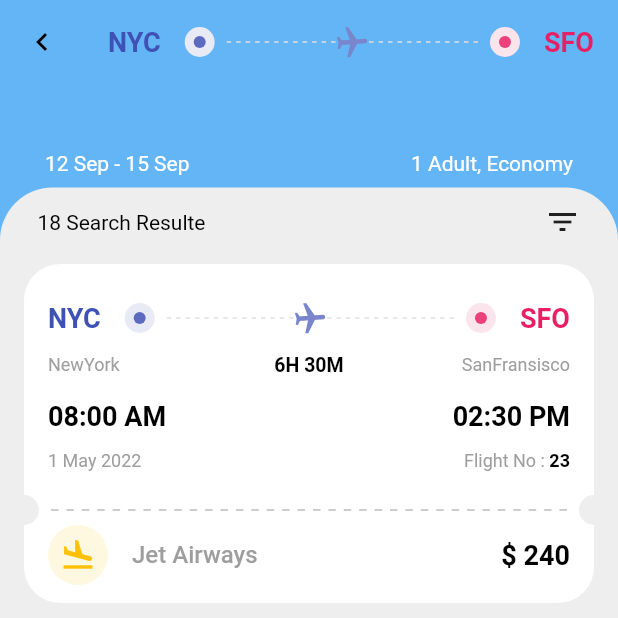
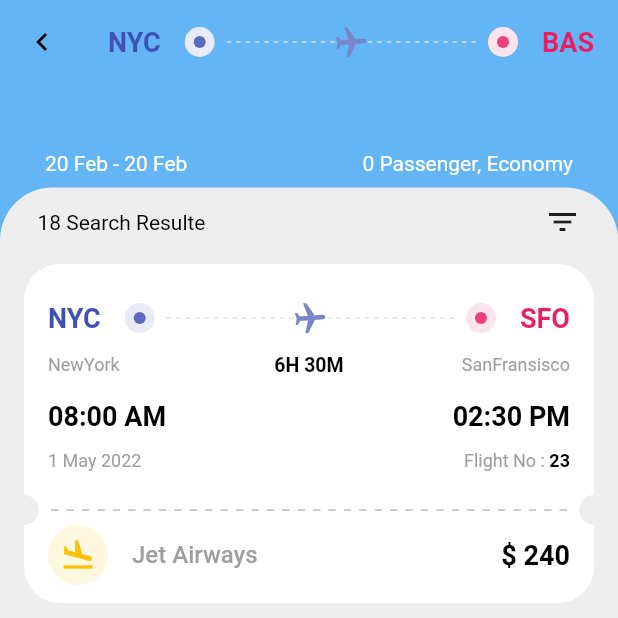
Before and after one commit to zinon-software/DBCargo, a Flutter app: the HomeTripsView screen opened directly, after a tap on "Search Flights", on a phone screen of 412 x 824 dp, the top half of it. Run offline on Flutter 3.47's test engine with Material 2 defaults, Android fonts, the phone set to English and light mode, and no system bars; our stand-ins replace carousel_slider, font_awesome_flutter, get, google_fonts.

Commit message:
month name

```diff
--- a/lib/src/controllers/searsh_controller.dart
+++ b/lib/src/controllers/searsh_controller.dart
@@ -1,11 +1,16 @@
 import 'dart:developer';
 
 import 'package:dpcargo/src/models/airport_model.dart';
+import 'package:flutter/cupertino.dart';
+import 'package:flutter/material.dart';
+import 'package:font_awesome_flutter/font_awesome_flutter.dart';
 import 'package:get/get.dart';
 
 import '../models/category.dart';
 
 class SearshController extends GetxController {
+
+  //Passinger
   RxInt _travellers = 0.obs;
 
   RxInt _adult = 0.obs;
@@ -52,6 +57,7 @@ class SearshController extends GetxController {
   }
 
   // Airport
+
   Rx<AirportModel> _arrivalAirport =
       AirportModel(name: "BAS", city: "Mumbai").obs;
   Rx<AirportModel> _departureAirport =
@@ -96,4 +102,41 @@ class SearshController extends GetxController {
   // flying date
 
   Rx<DateTime>? start = DateTime.now().obs, end = DateTime.now().obs;
+
+  // cabina class
+
+  Rx<CabinaClassModel> selectedCabinaClass = CabinaClassModel(
+    ID: 0,
+    name: 'Economy',
+    icon: Icons.chair_alt,
+  ).obs;
+
+  void updateCabinaClass(CabinaClassModel selected) {
+    selectedCabinaClass.value = selected;
+  }
+
+  RxList cabinaClass = [
+    CabinaClassModel(
+      ID: 0,
+      name: 'Economy',
+      icon: Icons.chair_alt,
+    ),
+    CabinaClassModel(
+      ID: 1,
+      name: 'Business',
+      icon: FontAwesomeIcons.chair,
+    ),
+    CabinaClassModel(
+      ID: 2,
+      name: 'First',
+      icon: Icons.chair,
+    ),
+  ].obs;
 }
+
+class CabinaClassModel {
+  String name;
+  IconData icon;
+  int ID;
+  CabinaClassModel({required this.ID, required this.name, required this.icon});
+}
--- a/lib/src/views/trips/home_trips/components/flying_class.dart
+++ b/lib/src/views/trips/home_trips/components/flying_class.dart
@@ -2,7 +2,6 @@ import 'package:flutter/material.dart';
 import 'package:font_awesome_flutter/font_awesome_flutter.dart';
 import 'package:get/get.dart';
 import '../../../../controllers/searsh_controller.dart';
-import '../../../widgets/catgeory_widget.dart';
 import '../../../widgets/text_widget.dart';
 
 class ClassCabina extends StatelessWidget {
@@ -16,28 +15,52 @@ class ClassCabina extends StatelessWidget {
       children: [
         textWidget(text: "Class"),
         const SizedBox(height: 8),
-        Row(
+        Obx(
+          () => Row(
             mainAxisAlignment: MainAxisAlignment.spaceBetween,
             children: [
-            const FaIcon(
-              FontAwesomeIcons.chair,
+              for (CabinaClassModel item in appState.cabinaClass)
+                GestureDetector(
+                  onTap: () {
+                    final isSelected =
+                        appState.selectedCabinaClass.value.ID == item.ID;
+                    if (!isSelected) {
+                      appState.updateCabinaClass(item);
+                    }
+                  },
+                  child: Row(
+                    children: [
+                      FaIcon(
+                        item.icon,
                         size: 20,
-              color: Colors.black26,
+                        color: item.ID == appState.selectedCabinaClass.value.ID
+                            ? Colors.black
+                            : Colors.black26,
                       ),
-            textWidget(text: "Economy", colors: Colors.black26),
+                      textWidget(
+                          text: item.name,
+                          colors:
+                              item.ID == appState.selectedCabinaClass.value.ID
+                                  ? Colors.black
+                                  : Colors.black26),
                       const SizedBox(width: 15),
-            const Icon(
-              Icons.chair_alt,
-              color: Colors.black,
+                    ],
                   ),
-            textWidget(text: "Business", colors: Colors.black),
-            const SizedBox(width: 15),
-            const Icon(
-              Icons.chair,
-              color: Colors.black26,
                 ),
-            textWidget(text: "First", colors: Colors.black26),
+              // const Icon(
+              //   item.icon,
+
+              //   color: Colors.black,
+              // ),
+              // textWidget(text: "Business", colors: Colors.black),
+              // const SizedBox(width: 15),
+              // const Icon(
+              //   item.icon,
+              //   color: Colors.black26,
+              // ),
+              // textWidget(text: "First", colors: Colors.black26),
             ],
+          ),
         ),
       ],
     );
--- a/lib/src/views/trips/tickets/flight_tickets_view.dart
+++ b/lib/src/views/trips/tickets/flight_tickets_view.dart
@@ -1,6 +1,8 @@
 import 'package:flutter/material.dart';
 import 'package:get/get.dart';
 
+import '../../../controllers/searsh_controller.dart';
+import '../../widgets/month_name.dart';
 import '../ticket_detail/ticket_detail_view.dart';
 
 class FlightTickets extends StatefulWidget {
@@ -11,13 +13,14 @@ class FlightTickets extends StatefulWidget {
 }
 
 class _FlightTicketsState extends State<FlightTickets> {
+  final SearshController appState = Get.find();
   @override
   Widget build(BuildContext context) {
     return Scaffold(
       extendBodyBehindAppBar: true,
       appBar: AppBar(
         elevation: 0,
-        backgroundColor: Color(0xFF64B5F6),
+        backgroundColor: const Color(0xFF64B5F6),
         leading: IconButton(
           icon: const Icon(
             Icons.chevron_left,
@@ -27,9 +30,9 @@ class _FlightTicketsState extends State<FlightTickets> {
         ),
         title: Row(
           children: <Widget>[
-            const Text(
-              "NYC",
-              style: TextStyle(
+            Text(
+              appState.getDepartureAirport.value.name,
+              style: const TextStyle(
                   fontSize: 18,
                   fontWeight: FontWeight.bold,
                   color: Colors.indigo),
@@ -110,9 +113,9 @@ class _FlightTicketsState extends State<FlightTickets> {
             const SizedBox(
               width: 16,
             ),
-            const Text(
-              "SFO",
-              style: TextStyle(
+            Text(
+              appState.getArrivalAirport.value.name,
+              style: const TextStyle(
                   fontSize: 18,
                   fontWeight: FontWeight.bold,
                   color: Colors.pink),
@@ -140,12 +143,12 @@ class _FlightTicketsState extends State<FlightTickets> {
                       mainAxisAlignment: MainAxisAlignment.spaceBetween,
                       children: [
                         Text(
-                          "12 Sep - 15 Sep",
-                          style: TextStyle(color: Colors.white),
+                          "${appState.start!.value.day} ${getMonthName(dateTime: appState.start!.value)} - ${appState.end!.value.day} ${getMonthName(dateTime: appState.end!.value)}",
+                          style: const TextStyle(color: Colors.white),
                         ),
                         Text(
-                          "1 Adult, Economy",
-                          style: TextStyle(color: Colors.white),
+                          "${appState.getTravellers} Passenger, ${appState.selectedCabinaClass.value.name}",
+                          style: const TextStyle(color: Colors.white),
                         ),
                       ],
                     ),
@@ -155,9 +158,9 @@ class _FlightTicketsState extends State<FlightTickets> {
                     alignment: Alignment.bottomCenter,
                     decoration: BoxDecoration(
                       color: Colors.grey.shade200,
-                      borderRadius: BorderRadius.only(
-                        topLeft: Radius.circular(45.0),
-                        topRight: Radius.circular(45.0),
+                      borderRadius: const BorderRadius.only(
+                        topLeft: const Radius.circular(45.0),
+                        topRight: const Radius.circular(45.0),
                       ),
                     ),
                     child: Padding(
@@ -168,11 +171,11 @@ class _FlightTicketsState extends State<FlightTickets> {
                         mainAxisAlignment: MainAxisAlignment.spaceBetween,
                         crossAxisAlignment: CrossAxisAlignment.center,
                         children: [
-                          Text(
+                          const Text(
                             "18 Search Resulte",
                             style: TextStyle(color: Colors.black),
                           ),
-                          Icon(Icons.filter_list),
+                          const Icon(Icons.filter_list),
                         ],
                       ),
                     ),
--- /dev/null
+++ b/lib/src/views/widgets/month_name.dart
@@ -0,0 +1,19 @@
+String getMonthName({DateTime? dateTime}) {
+  int month = dateTime!.month;
+  final List MONTHS = [
+    "Jan",
+    "Feb",
+    "Mar",
+    "Apr",
+    "May",
+    "Jun",
+    "Jul",
+    "Aug",
+    "Sep",
+    "Oct",
+    "Nov",
+    "Dec"
+  ];
+  String mon = MONTHS[month - 1];
+  return mon;
+}
```
Also changed, not shown: lib/src/views/trips/home_trips/components/flying_date.dart (+0 -59 lines). Lines whose indentation alone changed are shown as unchanged.
